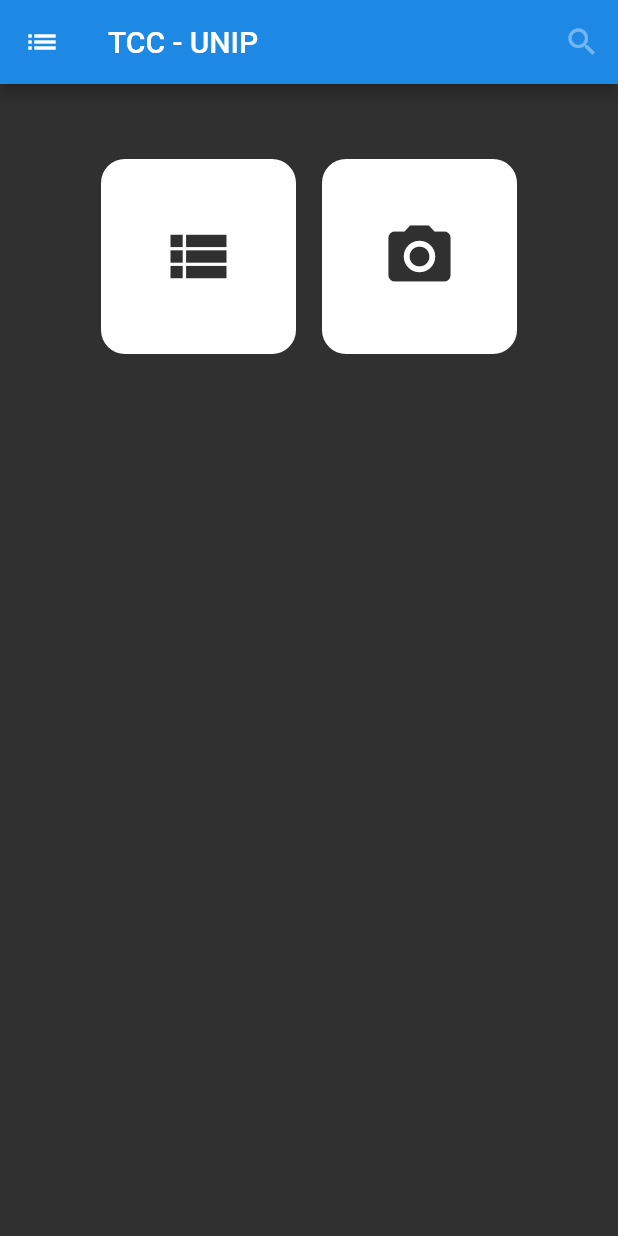
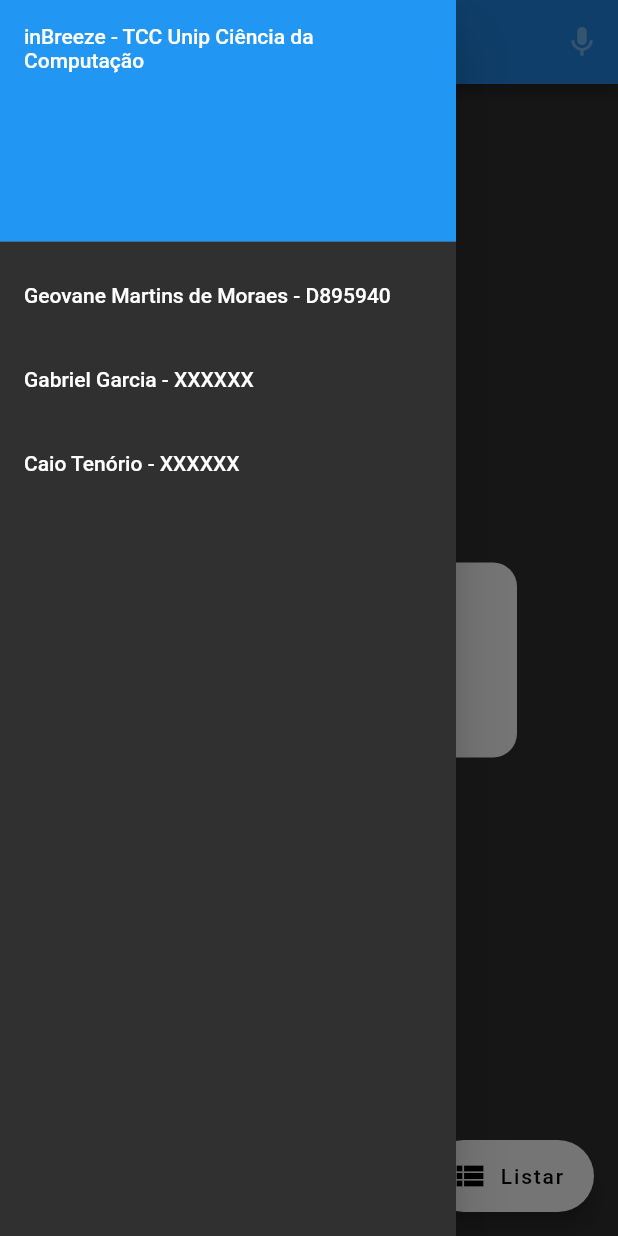
Before and after one commit to aspiregeovani/tcc_inbrezze, a Flutter app: the screen it shows after launch, with the side drawer open (before the commit the screen has no drawer), on a phone screen of 412 x 824 dp. Run offline on Flutter 3.47's test engine with Material 2 defaults, Android fonts, the phone set to English and light mode, and no system bars; our stand-ins replace camera; missing offline and left inert: tflite.

Commit message:
Ajustes no Layout

```diff
--- a/lib/home.dart
+++ b/lib/home.dart
@@ -40,15 +40,8 @@
       case mobilenet:
         res = await Tflite.loadModel(
             model: "assets/mobilenet_v1_1.0_224.tflite",
-            // model:
-            // "object_detection_mobile_object_localizer_v1_1_default_1.tflite",
             labels: "assets/mobilenet_v1_1.0_224.txt");
         break;
-
-      // case posenet:
-      //   res = await Tflite.loadModel(
-      //       model: "assets/posenet_mv1_075_float_from_checkpoints.tflite");
-      //   break;
 
       default:
         res = await Tflite.loadModel(
@@ -82,16 +75,39 @@
         backgroundColor: Colors.blue[600],
         elevation: 4.0,
         actions: [
-          IconButton(icon: Icon(Icons.search), onPressed: null),
+          IconButton(icon: Icon(Icons.mic), onPressed: null),
         ],
-        leading: Icon(Icons.list),
+      ),
+      drawer: Drawer(
+        child: ListView(
+          padding: EdgeInsets.zero,
+          children: [
+            const DrawerHeader(
+              decoration: BoxDecoration(
+                color: Colors.blue,
+              ),
+              child: Text('inBreeze - TCC Unip Ciência da Computação'),
+            ),
+            ListTile(
+              title: const Text('Geovane Martins de Moraes - D895940'),
+              onTap: () {},
+            ),
+            ListTile(
+              title: const Text('Gabriel Garcia - XXXXXX'),
+              onTap: () {},
+            ),
+            ListTile(
+              title: const Text('Caio Tenório - XXXXXX'),
+              onTap: () {},
+            ),
+          ],
+        ),
       ),
       body: _model == ""
-          ? Container(
+          ? Center(
+              child: Container(
                 margin: const EdgeInsets.all(50),
-              width: 1000,
                 height: 130,
-              alignment: Alignment.center,
                 child: Row(
                   mainAxisAlignment: MainAxisAlignment.spaceEvenly,
                   children: <Widget>[
@@ -99,12 +115,13 @@
                         color: Colors.white,
                         onPressed: () => {},
                         shape: RoundedRectangleBorder(
-                          borderRadius: BorderRadius.all(Radius.circular(16))),
+                            borderRadius:
+                                BorderRadius.all(Radius.circular(16))),
                         padding: new EdgeInsets.all(40),
                         child: Column(
                           children: <Widget>[
                             Icon(
-                            Icons.view_list,
+                              Icons.search,
                               color: Colors.grey[850],
                               size: 50.0,
                             ),
@@ -115,7 +132,8 @@
                         // child: const Text(mobilenet),
                         onPressed: () => onSelect(ssd),
                         shape: RoundedRectangleBorder(
-                          borderRadius: BorderRadius.all(Radius.circular(16))),
+                            borderRadius:
+                                BorderRadius.all(Radius.circular(16))),
                         padding: new EdgeInsets.all(40),
                         child: Column(
                           children: <Widget>[
@@ -127,6 +145,7 @@
                           ],
                         )),
                   ],
+                ),
               ),
             )
           : Stack(
@@ -145,6 +164,12 @@
                     _model),
               ],
             ),
+      floatingActionButton: FloatingActionButton.extended(
+        onPressed: () {},
+        backgroundColor: Colors.white,
+        label: const Text('Listar'),
+        icon: const Icon(Icons.view_list),
+      ),
     );
   }
 }
```
Also changed, not shown: preview.jpg (deleted). Lines whose indentation alone changed are shown as unchanged.
